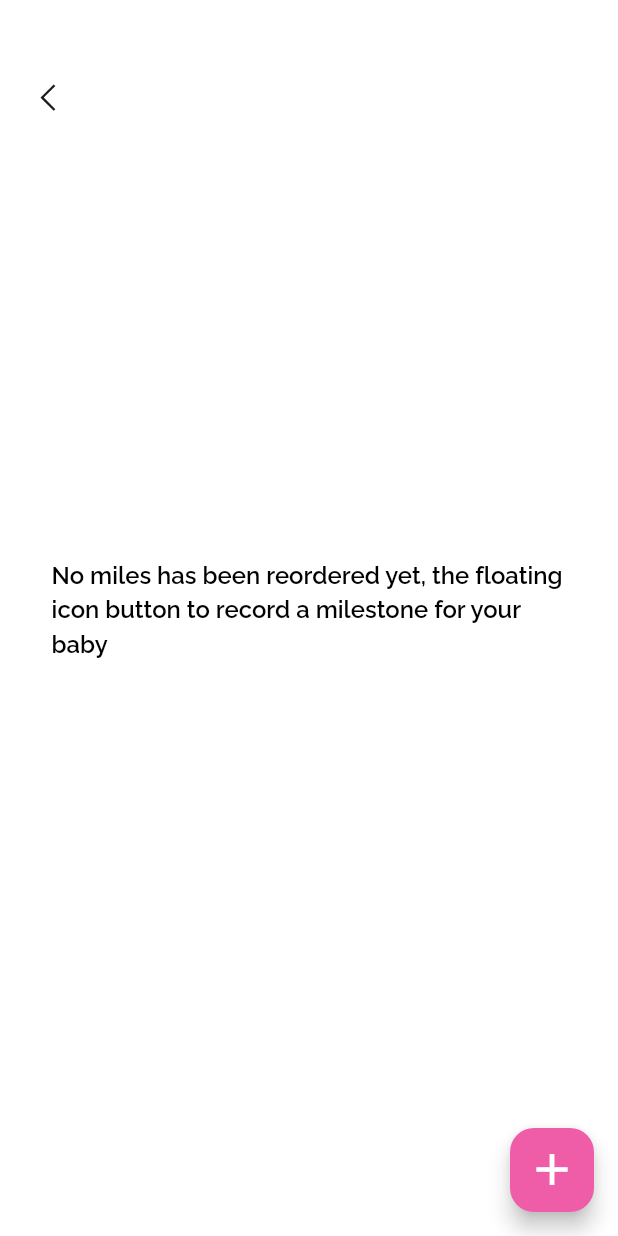
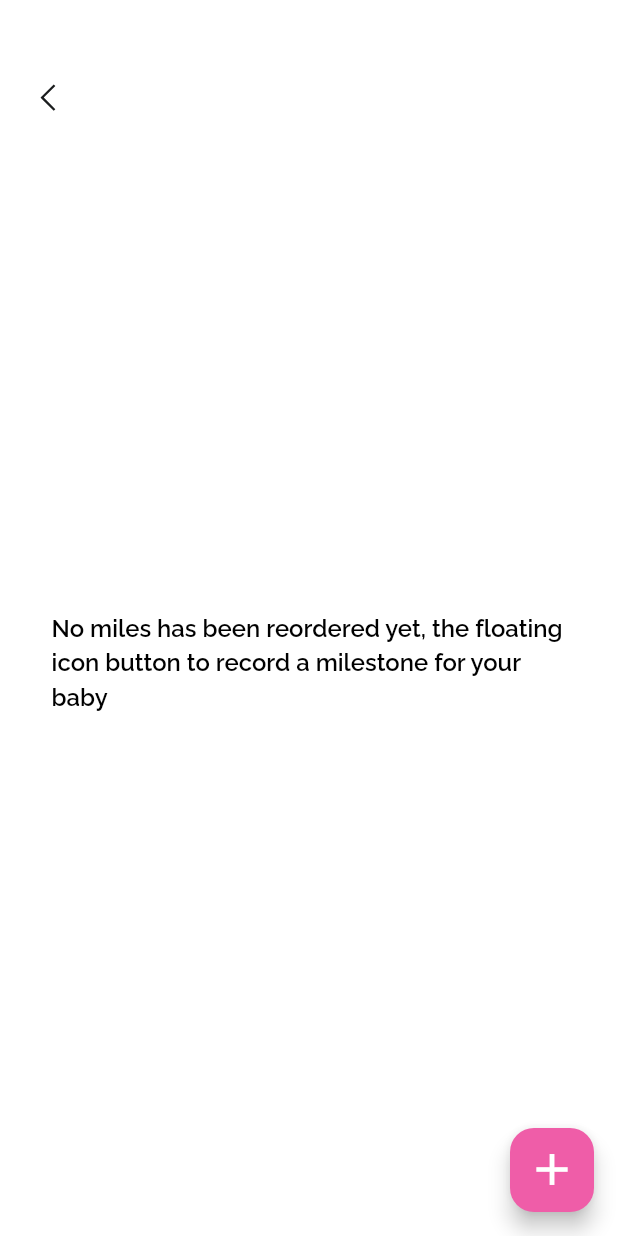
Before and after one commit to angeloobeta/baby-milestone-tracker, a Flutter app: the MileStoneDetailPage widget shown alone on an empty page, opened directly with empty values, on a phone screen of 412 x 824 dp. Run offline on Flutter 3.47's test engine with Material 2 defaults, Android fonts, the phone set to English and light mode, and no system bars; our stand-ins replace another_flushbar, carousel_slider, dotted_line, dropdown_search, flutter_animate, flutter_colorpicker and 14 more; missing offline and left inert: clipboard, flutter_swipe_detector; accounts and stored records are empty.

Commit message:
fixed bug in navigation bar

```diff
--- a/lib/view/page/mileStone/mileStoneDetail.dart
+++ b/lib/view/page/mileStone/mileStoneDetail.dart
@@ -66,7 +66,7 @@ class MileStoneDetailPage extends StatelessWidget {
                         ],
                       )),
                   rowPositioned(
-                    top: 60,
+                    top: 100,
                     child: S(
                         h: 800,
                         w: 400,
@@ -83,28 +83,36 @@ class MileStoneDetailPage extends StatelessWidget {
                                       ""),
                                 ),
                               )
-                          : ListView.builder(
-                              itemCount: categoryMilestones.length,
-                              itemBuilder: (context, index) {
-                                final milestone = categoryMilestones[index];
-                                return Card(
+                            : SingleChildScrollView(
+                                child: Column(
+                                  children: [
+                                    for (int index in List.generate(
+                                        categoryMilestones.length,
+                                        (index) => index)) ...[
+                                      Card(
                                         child: ListTile(
-                                    title: GeneralTextDisplay(milestone.title,
-                                        black, 1, 16, FontWeight.w500, ""),
+                                          title: GeneralTextDisplay(
+                                              categoryMilestones[index].title,
+                                              black,
+                                              1,
+                                              16,
+                                              FontWeight.w500,
+                                              ""),
                                           subtitle: GeneralTextDisplay(
-                                        '${milestone.description} \n ${milestone.typeOfMilestone} \n${milestone.dateOfCreate}',
+                                              '${categoryMilestones[index].description} \n ${categoryMilestones[index].typeOfMilestone} \n${categoryMilestones[index].dateOfCreate}',
                                               black,
                                               6,
                                               12,
                                               FontWeight.w400,
                                               ""),
-                                    trailing:
-                                        const Icon(Icons.delete_forever_sharp),
+                                          trailing: const Icon(
+                                              Icons.delete_forever_sharp),
                                         ),
-                                );
-                              },
+                                      )
+                                    ]
+                                  ],
                                 ),
-                    ),
+                              )),
                   )
                 ]));
   }
```
Lines whose indentation alone changed are shown as unchanged.
